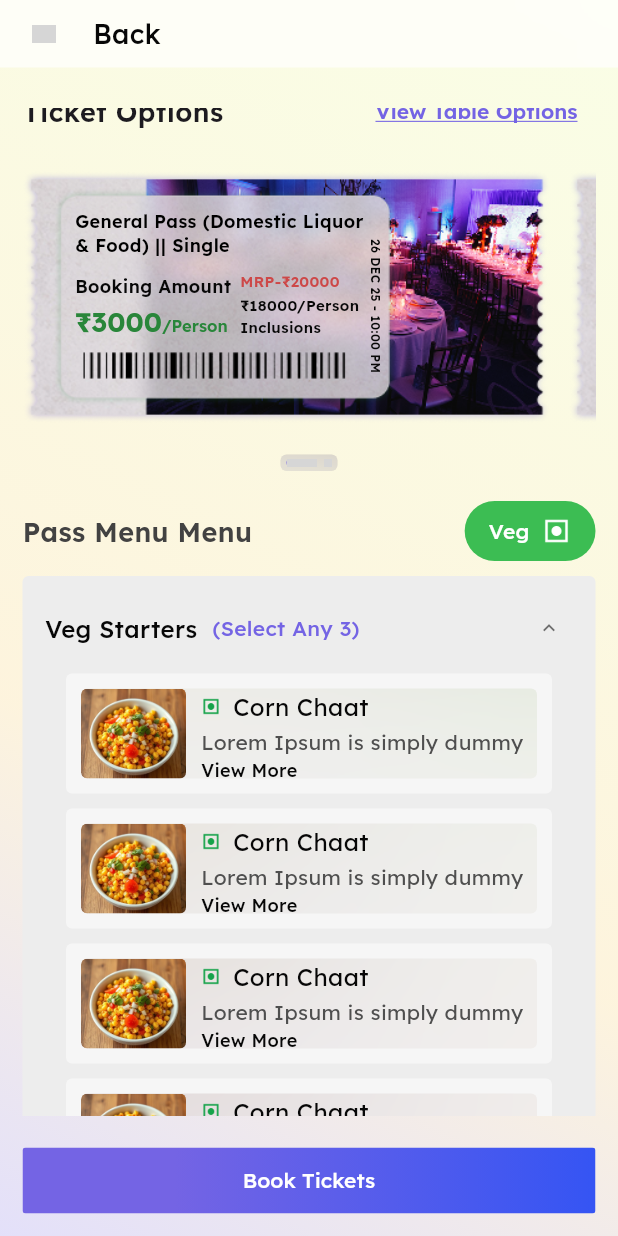
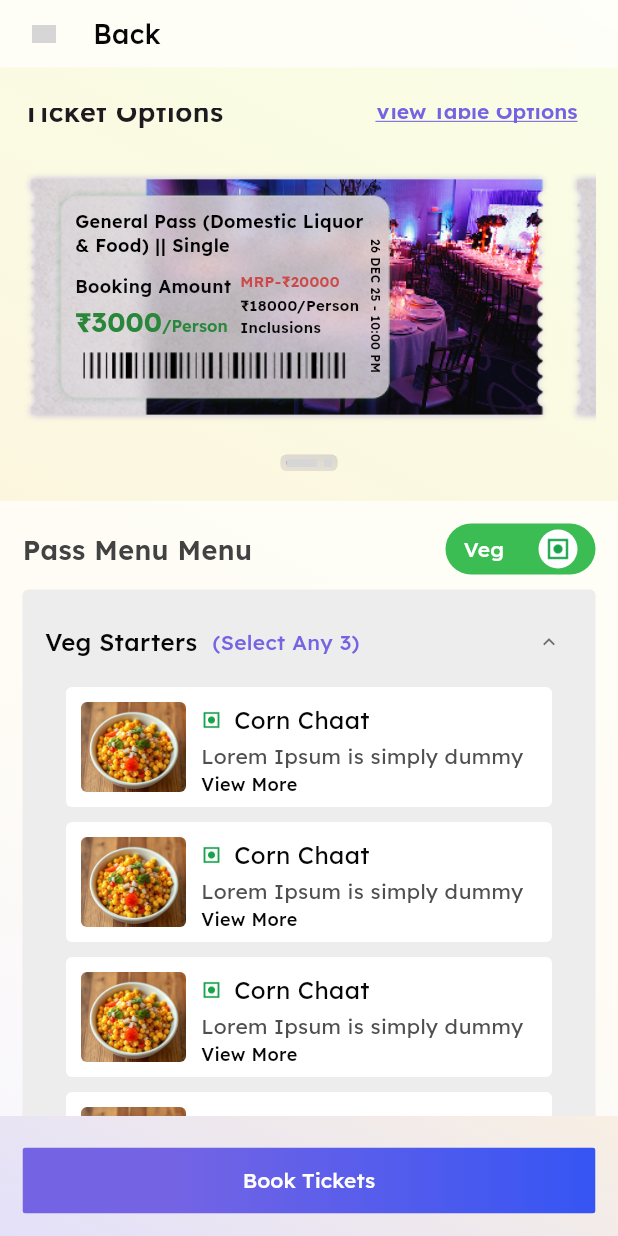
Before and after one commit to devesh-whiterapps/partywitty, a Flutter app: the CarnivalDetailScreen screen opened directly, scrolled down 1152 dp, on a phone screen of 412 x 824 dp. Run offline on Flutter 3.47's test engine with Material 3 defaults, Android fonts, the phone set to English and light mode, and no system bars; our stand-ins replace equatable, flutter_bloc, flutter_dotenv, flutter_svg, google_fonts, image_picker; missing offline and left inert: gradient_txt, razorpay_flutter; network calls fail; grey boxes are pictures that could not be loaded.

Commit message:
fix: pass menu menu

```diff
--- a/lib/presentation/screens/carnival_detail_screen.dart
+++ b/lib/presentation/screens/carnival_detail_screen.dart
@@ -162,8 +162,30 @@ class _CarnivalDetailScreenState extends State<CarnivalDetailScreen> {
 
                               const SizedBox(height: 20),
 
-                              // Menu Section
-                              const MenuSection(),
+                              // Menu Section - background extends beyond padding, content stays aligned
+                              Stack(
+                                clipBehavior: Clip.none,
+                                children: [
+                                  // Background layer - extends full width
+                                  Positioned(
+                                    left: -15,
+                                    right: -15,
+                                    top: 0,
+                                    bottom: 0,
+                                    child: Container(
+                                      decoration: BoxDecoration(
+                                        color: Colors.white.withOpacity(0.7),
+                                        borderRadius: BorderRadius.circular(0),
+                                      ),
+                                    ),
+                                  ),
+                                  // Content layer - keeps normal padding
+                                  const Padding(
+                                    padding: EdgeInsets.symmetric(vertical: 15),
+                                    child: MenuSection(),
+                                  ),
+                                ],
+                              ),
 
                               const SizedBox(height: 20),
 
--- a/lib/presentation/widgets/carnival/menu_section.dart
+++ b/lib/presentation/widgets/carnival/menu_section.dart
@@ -57,13 +57,14 @@ class _MenuSectionState extends State<MenuSection> {
 
   Widget _buildVegNonVegToggle() {
     return Container(
-      padding: const EdgeInsets.symmetric(horizontal: 16, vertical: 10),
+      width: 100, // Fixed width for wider button
+      padding: const EdgeInsets.symmetric(horizontal: 12, vertical: 4),
       decoration: BoxDecoration(
         color: const Color(0xFF3CBD53), // Bright green background
-        borderRadius: BorderRadius.circular(20),
+        borderRadius: BorderRadius.circular(25),
       ),
       child: Row(
-        mainAxisSize: MainAxisSize.min,
+        mainAxisAlignment: MainAxisAlignment.spaceBetween,
         children: [
           Text(
             'Veg',
@@ -73,14 +74,21 @@ class _MenuSectionState extends State<MenuSection> {
               color: Colors.white,
             ),
           ),
-          const SizedBox(width: 8),
-          // Veg indicator icon from assets
-          Image.asset(
+          // Veg indicator icon in white circle
+          Container(
+            width: 26,
+            height: 26,
+            decoration: const BoxDecoration(
               color: Colors.white,
+              shape: BoxShape.circle,
+            ),
+            padding: const EdgeInsets.all(4),
+            child: Image.asset(
               'assets/icons/veg_indicator.png',
-            width: 20,
-            height: 20,
+              width: 18,
+              height: 18,
               fit: BoxFit.contain,
+            ),
           ),
         ],
       ),
@@ -104,14 +112,18 @@ class _MenuSectionState extends State<MenuSection> {
         children: [
           // Header - width: 380, height: 20
           GestureDetector(
-            onTap: isAlcohol ? null : () {
+            onTap: isAlcohol
+                ? null
+                : () {
                     setState(() {
                       expandedSections[title] = !isExpanded;
                     });
                   },
             child: Container(
               width: 380,
-              padding: const EdgeInsets.symmetric(vertical: 8), // Add vertical padding for better clickability
+              padding: const EdgeInsets.symmetric(
+                vertical: 8,
+              ), // Add vertical padding for better clickability
               child: Row(
                 mainAxisAlignment: MainAxisAlignment.spaceBetween,
                 children: [
@@ -145,9 +157,14 @@ class _MenuSectionState extends State<MenuSection> {
                   // Hide arrow for Alcohol section
                   if (!isAlcohol)
                     Padding(
-                      padding: const EdgeInsets.symmetric(horizontal: 8, vertical: 4),
+                      padding: const EdgeInsets.symmetric(
+                        horizontal: 8,
+                        vertical: 4,
+                      ),
                       child: Transform.rotate(
-                        angle: isExpanded ? 3.14159 : 0, // 180 degrees = π radians
+                        angle: isExpanded
+                            ? 3.14159
+                            : 0, // 180 degrees = π radians
                         child: const Icon(
                           Icons.keyboard_arrow_down,
                           size: 16,
@@ -189,20 +206,16 @@ class _MenuSectionState extends State<MenuSection> {
 
   Widget _buildMenuItem(String name, String description) {
     return Container(
-      width: 324, // Reduced by 56 to fix overflow (380 - 56 = 324)
-      height: 80, // Reduced by 10 to fix overflow (90 - 10 = 80)
+      width: 324,
+      height: 80,
       padding: const EdgeInsets.all(10),
       decoration: BoxDecoration(
-        color: const Color(0x80FFFFFF), // #FFFFFF80
+        color: const Color(0xFFFFFFFF), // Pure white only
         borderRadius: BorderRadius.circular(4),
       ),
-      child: ClipRRect(
-        borderRadius: BorderRadius.circular(4),
-        child: BackdropFilter(
-          filter: ImageFilter.blur(sigmaX: 100, sigmaY: 100),
       child: Row(
         children: [
-              // Image - width: 70, height: 70, border-radius: 4px
+          // Image
           Container(
             width: 70,
             height: 70,
@@ -216,10 +229,10 @@ class _MenuSectionState extends State<MenuSection> {
           ),
           const SizedBox(width: 10),
 
-              // Details - adjusted width to fit (324 - 10 padding - 70 image - 10 gap - 10 padding = 224)
+          // Details
           Expanded(
             child: SizedBox(
-                  height: 60, // Adjusted height (80 - 10 padding top - 10 padding bottom = 60)
+              height: 60,
               child: Column(
                 crossAxisAlignment: CrossAxisAlignment.start,
                 mainAxisAlignment: MainAxisAlignment.spaceBetween,
@@ -227,18 +240,16 @@ class _MenuSectionState extends State<MenuSection> {
                   // Row with veg indicator and name
                   Row(
                     children: [
-                          // Veg indicator image - width: 13.333333015441895, height: 13.333333015441895, border-radius: 1.33px
                       ClipRRect(
                         borderRadius: BorderRadius.circular(1.33),
                         child: Image.asset(
                           'assets/icons/veg_indicator.png',
-                              width: 13.333333015441895,
-                              height: 13.333333015441895,
+                          width: 14,
+                          height: 14,
                           fit: BoxFit.cover,
                         ),
                       ),
                       const SizedBox(width: 8),
-                          // Corn Chaat - flexible width
                       Flexible(
                         child: Text(
                           name,
@@ -246,7 +257,7 @@ class _MenuSectionState extends State<MenuSection> {
                             fontSize: 16,
                             fontWeight: FontWeight.w400,
                             color: const Color(0xFF070707),
-                                height: 1.5, // line-height: 24px
+                            height: 1.5,
                           ),
                           overflow: TextOverflow.ellipsis,
                         ),
@@ -281,8 +292,6 @@ class _MenuSectionState extends State<MenuSection> {
           ),
         ],
       ),
-        ),
-      ),
     );
   }
 }
```
Lines whose indentation alone changed are shown as unchanged.
